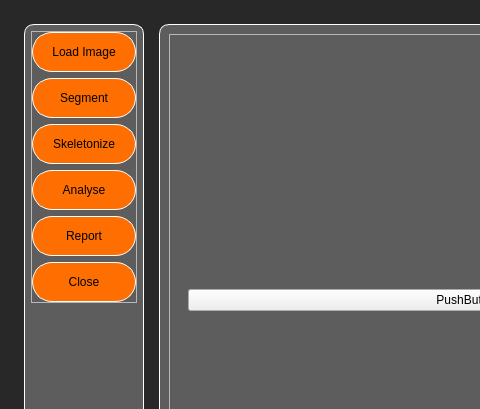
Old version of the form Windows/MainWindow_UI.ui in the repository sametkaya/VesselAnaliysisProgram; both pictures show x 0 to 480 and y 0 to 409 of the 800 by 600 pixel window.
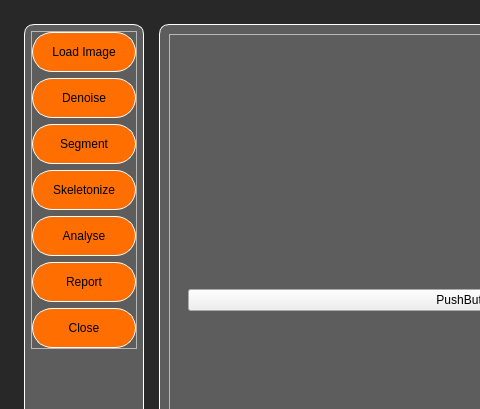
New version of the form.

Commit message: denoise button added close button is finished

The edit to the form file:
```diff
--- a/Windows/MainWindow_UI.ui
+++ b/Windows/MainWindow_UI.ui
@@ -148,6 +148,19 @@
                   </property>
                  </widget>
                 </item>
+                <item>
+                 <widget class="QPushButton" name="pbtn_menu_denoise">
+                  <property name="minimumSize">
+                   <size>
+                    <width>60</width>
+                    <height>40</height>
+                   </size>
+                  </property>
+                  <property name="text">
+                   <string>Denoise</string>
+                  </property>
+                 </widget>
+                </item>
                 <item>
                  <widget class="QPushButton" name="pbtn_menu_segment">
                   <property name="minimumSize">
```
The commit also changes 4 other files.
